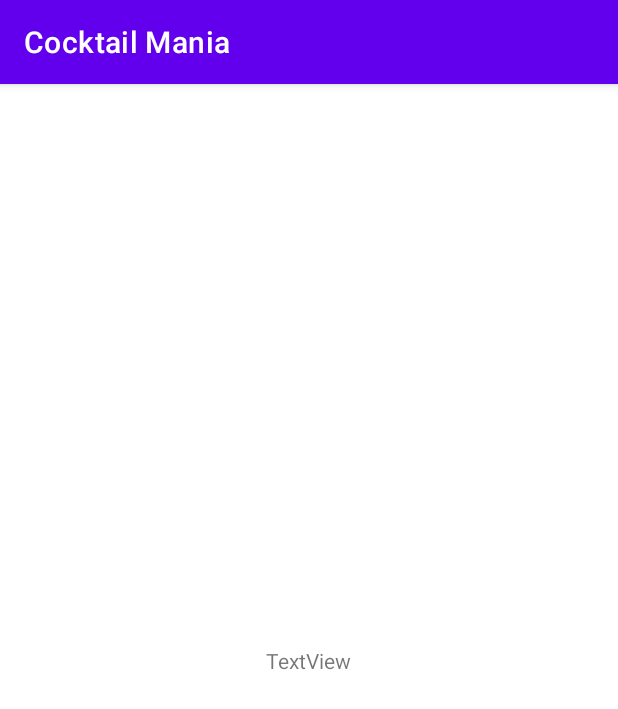
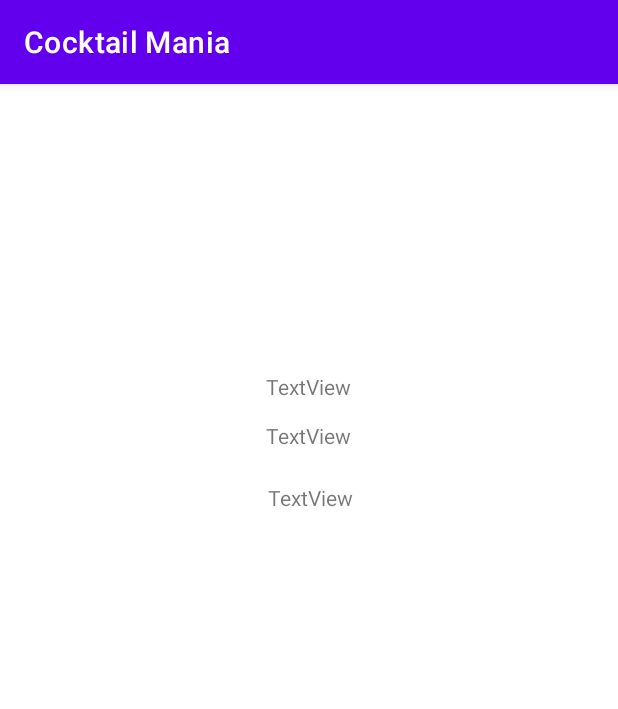
Before and after one commit to Menoz2000/Cocktail_Mania, an Android app: the IngredientModule screen opened directly, with no data from a screen before it, on a phone screen of 412 x 824 dp. Shown: the top 709 px of the screen. Run offline under Robolectric (Android 15) with nearby library versions, the phone set to English and light mode, and no system bars.

Commit message:
funziona recycler view con onClickButton ma non riesco a mostrare i dati nelle textView

```diff
--- a/app/src/main/java/com/example/cocktailmania/ingredient/IngredientModule.java
+++ b/app/src/main/java/com/example/cocktailmania/ingredient/IngredientModule.java
@@ -3,25 +3,39 @@ package com.example.cocktailmania.ingredient;
 import androidx.appcompat.app.AppCompatActivity;
 
 import android.os.Bundle;
+import android.provider.ContactsContract;
+import android.util.Log;
+import android.widget.ImageView;
 import android.widget.TextView;
 
 import com.example.cocktailmania.R;
 
 public class IngredientModule extends AppCompatActivity {
 
+    private static final String TAG = "IngredientModule";
+
     @Override
     protected void onCreate(Bundle savedInstanceState) {
         super.onCreate(savedInstanceState);
         setContentView(R.layout.activity_ingredient_module);
 
-        Bundle b = getIntent().getExtras();
-        int value = -1;
-        if (b != null) value = b.getInt("key");
+        if (getIntent().hasExtra("selected_ing")) {
+            IngredientElem ing = getIntent().getParcelableExtra("selected_ing");
+            Log.d(TAG, "onCreate: " + ing.toString());
 
-        IngredientElem elem = (new IngredientActivity()).elems.get(value);
 
-        TextView t=findViewById(R.id.prova);
-        t.setText(elem.getNome());
+            TextView textView = findViewById(R.id.id);
+            textView.setText(ing.getId());
+
+            TextView textView1 = findViewById(R.id.nome);
+            textView1.setText(ing.getNome());
+
+            TextView textView2 = findViewById(R.id.sottotitolo);
+            textView2.setText(ing.getSottotitolo());
+
+            ImageView imageView = findViewById(R.id.img);
+            imageView.setImageResource(ing.getImg());
+        }
 
     }
 }
--- a/app/src/main/res/layout/activity_ingredient_module.xml
+++ b/app/src/main/res/layout/activity_ingredient_module.xml
@@ -8,16 +8,50 @@
     tools:context=".ingredient.IngredientModule">
 
     <TextView
-        android:id="@+id/textView"
+        android:id="@+id/id"
         android:layout_width="wrap_content"
         android:layout_height="wrap_content"
         android:layout_marginStart="176dp"
-        android:layout_marginTop="356dp"
+        android:layout_marginTop="192dp"
         android:layout_marginEnd="177dp"
-        android:layout_marginBottom="356dp"
         android:text="TextView"
+        app:layout_constraintEnd_toEndOf="parent"
+        app:layout_constraintStart_toStartOf="parent"
+        app:layout_constraintTop_toTopOf="parent" />
+
+    <TextView
+        android:id="@+id/nome"
+        android:layout_width="wrap_content"
+        android:layout_height="wrap_content"
+        android:layout_marginStart="176dp"
+        android:layout_marginTop="13dp"
+        android:layout_marginEnd="177dp"
+        android:text="TextView"
+        app:layout_constraintEnd_toEndOf="parent"
+        app:layout_constraintStart_toStartOf="parent"
+        app:layout_constraintTop_toBottomOf="@+id/id" />
+
+    <TextView
+        android:id="@+id/sottotitolo"
+        android:layout_width="wrap_content"
+        android:layout_height="wrap_content"
+        android:layout_marginStart="177dp"
+        android:layout_marginTop="22dp"
+        android:layout_marginEnd="176dp"
+        android:text="TextView"
+        app:layout_constraintEnd_toEndOf="parent"
+        app:layout_constraintStart_toStartOf="parent"
+        app:layout_constraintTop_toBottomOf="@+id/nome" />
+
+    <ImageView
+        android:id="@+id/img"
+        android:layout_width="wrap_content"
+        android:layout_height="wrap_content"
+        android:layout_marginStart="146dp"
+        android:layout_marginEnd="137dp"
+        android:layout_marginBottom="304dp"
         app:layout_constraintBottom_toBottomOf="parent"
         app:layout_constraintEnd_toEndOf="parent"
         app:layout_constraintStart_toStartOf="parent"
-        app:layout_constraintTop_toTopOf="parent" />
+        tools:srcCompat="@tools:sample/avatars" />
 </androidx.constraintlayout.widget.ConstraintLayout>
```
Also changed, not shown: app/src/main/java/com/example/cocktailmania/ingredient/IngredientActivity.java (+14 -2 lines), app/src/main/java/com/example/cocktailmania/ingredient/IngredientAdapter.java (+20 -4 lines), app/src/main/java/com/example/cocktailmania/ingredient/IngredientElem.java (+36 -1 lines), 43 other files.
